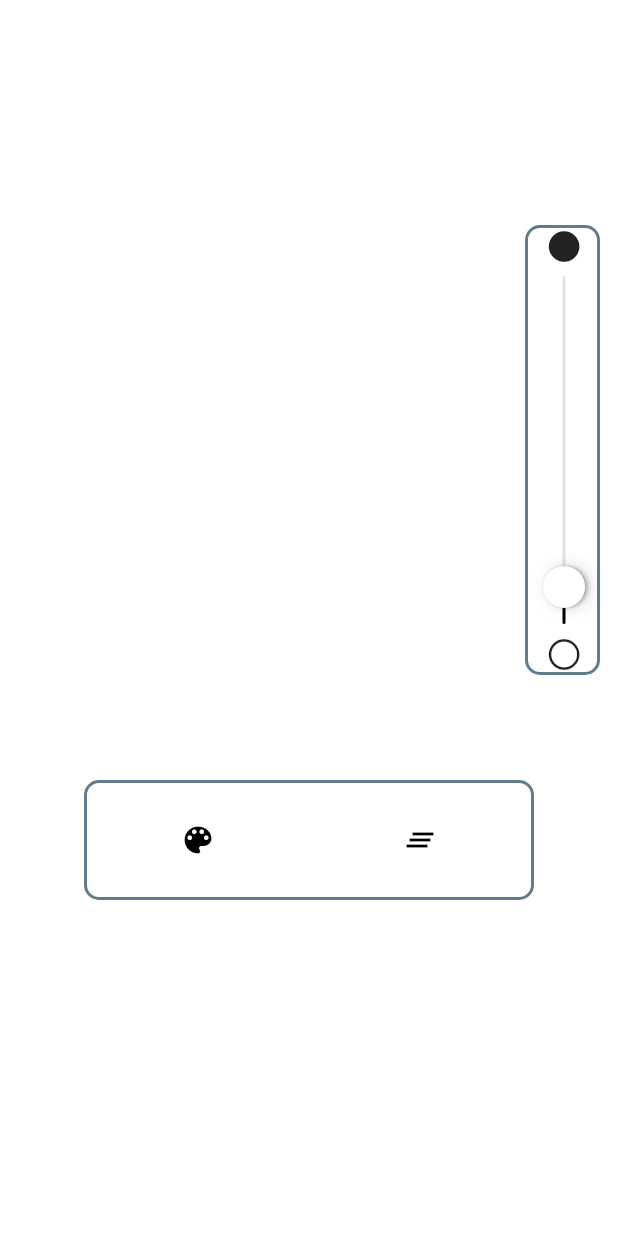
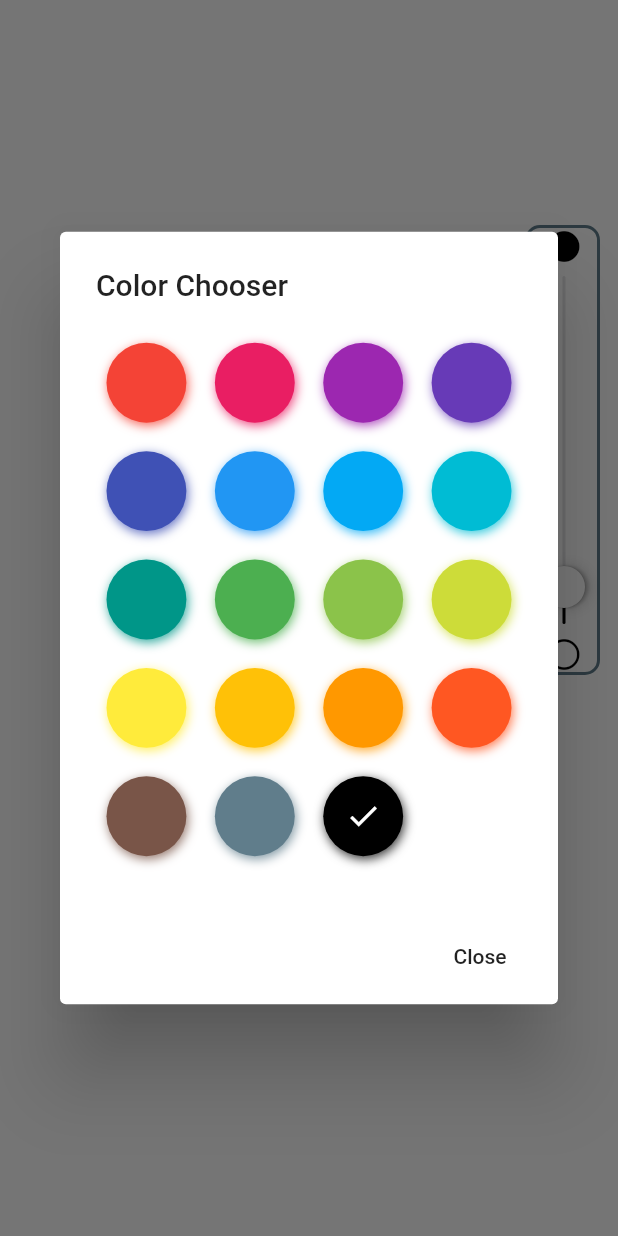
Before and after one commit to IRusio/mobilki-flutter, a Flutter app: the screen it shows after launch, after a tap on the "color lens" icon, on a phone screen of 412 x 824 dp. Run offline on Flutter 3.47's test engine with Material 2 defaults, Android fonts, the phone set to English and light mode, and no system bars; drawn by our look-alikes of flutter_colorpicker; our stand-ins replace flutter_datetime_picker; missing offline and left inert: analyzer, mvc_application, sqfentity, sqfentity_gen.

Commit message:
added changing colors of icons in slider widget, and added full suport to changing color in toolbar widget

```diff
--- /dev/null
+++ b/lab3/lib/Widgets/DisposablePanelWidget.dart
@@ -0,0 +1,66 @@
+import 'package:flutter/material.dart';
+
+import 'SliderWidget.dart';
+import 'ToolbarWidget.dart';
+
+class DisposablePanelWidget extends StatefulWidget {
+
+  bool isPressed;
+  double strokeWidth;
+  Function changeStatus;
+  Function cleanCanvas;
+  Color pickedColor;
+  DisposablePanelWidget(
+      {Key key,
+        this.isPressed,
+        this.strokeWidth,
+        this.changeStatus,
+        this.pickedColor,
+        this.cleanCanvas}) : super(key: key);
+  DisposablePanelState createState() => DisposablePanelState();
+}
+
+class DisposablePanelState extends State<DisposablePanelWidget>{
+
+  final GlobalKey<SliderPanelState> _sliderPanelKey = GlobalKey();
+  final GlobalKey<ToolbarPanelState> _toolbarPanelKey = GlobalKey();
+
+  void updateIsPressed(bool status) => this.setState(() {
+    this.widget.isPressed = status;
+  });
+
+  void changeStatus(){
+    this.widget.strokeWidth = this._sliderPanelKey.currentState.widget.strokeWidth;
+    this.widget.pickedColor = this._toolbarPanelKey.currentState.widget.pickedColor;
+    this.widget.changeStatus();
+  }
+
+
+
+  @override
+  Widget build(BuildContext context) {
+    final double width = MediaQuery.of(context).size.width;
+    final double height = MediaQuery.of(context).size.height;
+
+    return widget.isPressed? Container(): Container(
+        height: height,
+        width:  width,
+        child: Column(
+          children: <Widget>[
+            SliderPanelWidget(
+              key: _sliderPanelKey,
+              pickedColor: widget.pickedColor,
+              strokeWidth: widget.strokeWidth,
+              changeStatus: changeStatus,
+            ),
+            ToolbarPanelWidget(
+              key: _toolbarPanelKey,
+              changeStatus: changeStatus,
+              cleanCanvas: widget.cleanCanvas,
+              pickedColor: widget.pickedColor,
+            )
+          ],
+        )
+    );
+  }
+}
--- a/lab3/lib/Widgets/SliderWidget.dart
+++ b/lab3/lib/Widgets/SliderWidget.dart
@@ -22,7 +22,7 @@ class SliderPanelState extends State<SliderPanelWidget> {
         Container(
           child: new Column(
             children: <Widget>[
-              Icon(CupertinoIcons.circle_filled),
+              Icon(CupertinoIcons.circle_filled, color: widget.pickedColor,),
               Expanded(
                 child: RotatedBox(
                   child: CupertinoSlider(
@@ -37,7 +37,7 @@ class SliderPanelState extends State<SliderPanelWidget> {
                   }), quarterTurns: 3,
                 ),
               ),
-              Icon(CupertinoIcons.circle)
+              Icon(CupertinoIcons.circle, color: widget.pickedColor,)
             ],
           ),
           width: 50,
--- /dev/null
+++ b/lab3/lib/Widgets/ToolbarWidget.dart
@@ -0,0 +1,83 @@
+import 'package:flutter/material.dart';
+import 'package:flutter_colorpicker/flutter_colorpicker.dart';
+
+class ToolbarPanelWidget extends StatefulWidget {
+  Color pickedColor;
+  Function cleanCanvas;
+  Function changeStatus;
+
+  ToolbarPanelWidget(
+      {Key key,
+        this.pickedColor,
+        this.cleanCanvas,
+        this.changeStatus
+      }) : super(key: key);
+
+  @override
+  ToolbarPanelState createState() => ToolbarPanelState();
+}
+
+class ToolbarPanelState extends State<ToolbarPanelWidget> {
+  @override
+  Widget build(BuildContext context) {
+
+    void getColor(){
+      showDialog(
+        context: context,
+        child: AlertDialog(
+          title: const Text('Color Chooser'),
+          content: SingleChildScrollView(
+            child: BlockPicker(
+              pickerColor: this.widget.pickedColor,
+              onColorChanged: (color) {
+                this.setState(() {
+                  this.widget.pickedColor = color;
+                  this.widget.changeStatus();
+                });
+              },
+            ),
+          ),
+          actions: <Widget>[
+            FlatButton(
+                onPressed: () {
+                  Navigator.of(context).pop();
+                },
+                child: Text("Close"))
+          ],
+        ),
+      );
+    }
+
+    return Container(
+      width: 300,
+      height: 80,
+      decoration: BoxDecoration(
+          color: Colors.white70,
+          borderRadius: BorderRadius.circular(10.0),
+          border: Border.all(
+              color: Colors.blueGrey,
+              width: 2
+          )
+      ),
+      margin: EdgeInsets.symmetric(vertical: 70.0),
+      child: Row(
+        children: <Widget>[
+          Expanded(
+              child:IconButton(
+                  icon: Icon(Icons.color_lens),
+                  onPressed: getColor,
+                  color: widget.pickedColor
+              )
+          ),
+          Expanded(
+              child: IconButton(
+                icon: Icon(Icons.clear_all),
+                onPressed: widget.cleanCanvas,
+                color: widget.pickedColor,
+              )
+          )
+        ],
+      ),
+    );
+  }
+}
--- a/lab3/lib/main.dart
+++ b/lab3/lib/main.dart
@@ -4,8 +4,7 @@ import 'package:flutter/cupertino.dart';
 import 'package:flutter/material.dart';
 
 import 'Widgets/CanvasWidget.dart';
-import 'Widgets/SliderWidget.dart';
-
+import 'Widgets/DisposablePanelWidget.dart';
 
 void main() {
   runApp(
@@ -41,7 +40,7 @@ class _MyHomePageState extends State<MyHomePage> {
   Color pickedColor;
   double strokeWidth;
   bool isPressed;
-  final GlobalKey<_DisposablePanelState> _disposablePanelKey = GlobalKey();
+  final GlobalKey<DisposablePanelState> _disposablePanelKey = GlobalKey();
   final GlobalKey<CanvasPanelState> _canvasPanelKey = GlobalKey();
 
   @override
@@ -92,123 +91,3 @@ class _MyHomePageState extends State<MyHomePage> {
     );
   }
 }
-
-class DisposablePanelWidget extends StatefulWidget {
-
-  bool isPressed;
-  double strokeWidth;
-  Function changeStatus;
-  Function cleanCanvas;
-  Color pickedColor;
-  DisposablePanelWidget(
-      {Key key,
-        this.isPressed,
-        this.strokeWidth,
-        this.changeStatus,
-        this.pickedColor,
-        this.cleanCanvas}) : super(key: key);
-  _DisposablePanelState createState() => _DisposablePanelState();
-}
-
-class _DisposablePanelState extends State<DisposablePanelWidget>{
-
-  final GlobalKey<SliderPanelState> _sliderPanelKey = GlobalKey();
-  final GlobalKey<ToolbarPanelState> _toolbarPanelKey = GlobalKey();
-
-  void updateIsPressed(bool status) => this.setState(() {
-    this.widget.isPressed = status;
-  });
-
-  void changeStatus(){
-    this.widget.strokeWidth = this._sliderPanelKey.currentState.widget.strokeWidth;
-    this.widget.pickedColor = this._toolbarPanelKey.currentState.widget.pickedColor;
-    this.widget.changeStatus();
-  }
-
-
-
-  @override
-  Widget build(BuildContext context) {
-    final double width = MediaQuery.of(context).size.width;
-    final double height = MediaQuery.of(context).size.height;
-
-    return widget.isPressed? Container(): Container(
-      height: height,
-      width:  width,
-      child: Column(
-        children: <Widget>[
-          SliderPanelWidget(
-           key: _sliderPanelKey,
-           pickedColor: widget.pickedColor,
-           strokeWidth: widget.strokeWidth,
-           changeStatus: changeStatus,
-          ),
-          ToolbarPanelWidget(
-           key: _toolbarPanelKey,
-            changeStatus: changeStatus,
-            cleanCanvas: widget.cleanCanvas,
-            pickedColor: widget.pickedColor,
-          )
-        ],
-      )
-    );
-  }
-}
-
-class ToolbarPanelWidget extends StatefulWidget {
-  Color pickedColor;
-  Function cleanCanvas;
-  Function changeStatus;
-
-  ToolbarPanelWidget(
-      {Key key,
-        this.pickedColor,
-        this.cleanCanvas,
-        this.changeStatus
-      }) : super(key: key);
-
-  @override
-  ToolbarPanelState createState() => ToolbarPanelState();
-}
-
-class ToolbarPanelState extends State<ToolbarPanelWidget> {
-  @override
-  Widget build(BuildContext context) {
-
-    void getColor(){
-
-    }
-
-    return Container(
-      width: 300,
-      height: 80,
-      decoration: BoxDecoration(
-          color: Colors.white70,
-          borderRadius: BorderRadius.circular(10.0),
-          border: Border.all(
-              color: Colors.blueGrey,
-              width: 2
-          )
-      ),
-      margin: EdgeInsets.symmetric(vertical: 70.0),
-      child: Row(
-        children: <Widget>[
-          Expanded(
-              child:IconButton(
-                  icon: Icon(Icons.color_lens),
-                  onPressed: getColor,
-                  color: widget.pickedColor
-              )
-          ),
-          Expanded(
-            child: IconButton(
-              icon: Icon(Icons.clear_all),
-              onPressed: widget.cleanCanvas,
-              color: widget.pickedColor,
-            )
-          )
-        ],
-      ),
-    );
-  }
-}
--- a/lab3/pubspec.yaml
+++ b/lab3/pubspec.yaml
@@ -17,6 +17,7 @@ environment:
   sdk: ">=2.1.0 <3.0.0"
 
 dependencies:
+  flutter_colorpicker: ^0.3.2
   flutter:
     sdk: flutter
 
```
Also changed, not shown: lab3/pubspec.lock.
